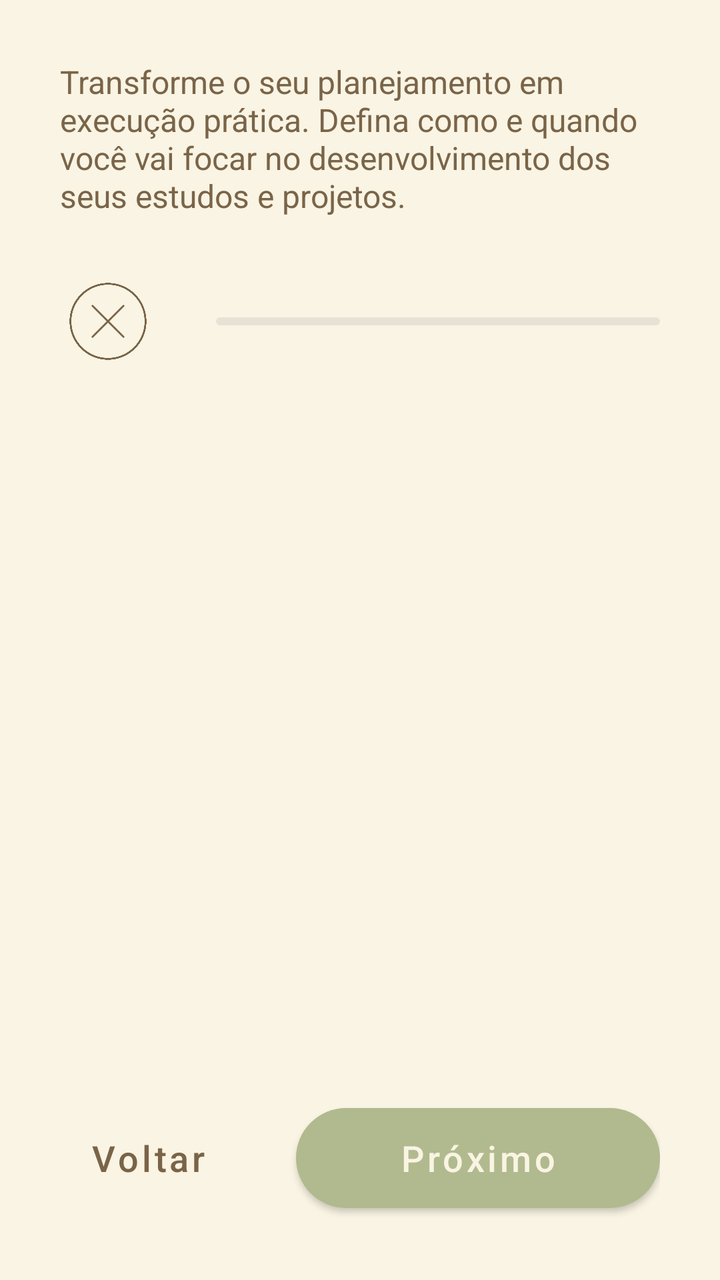
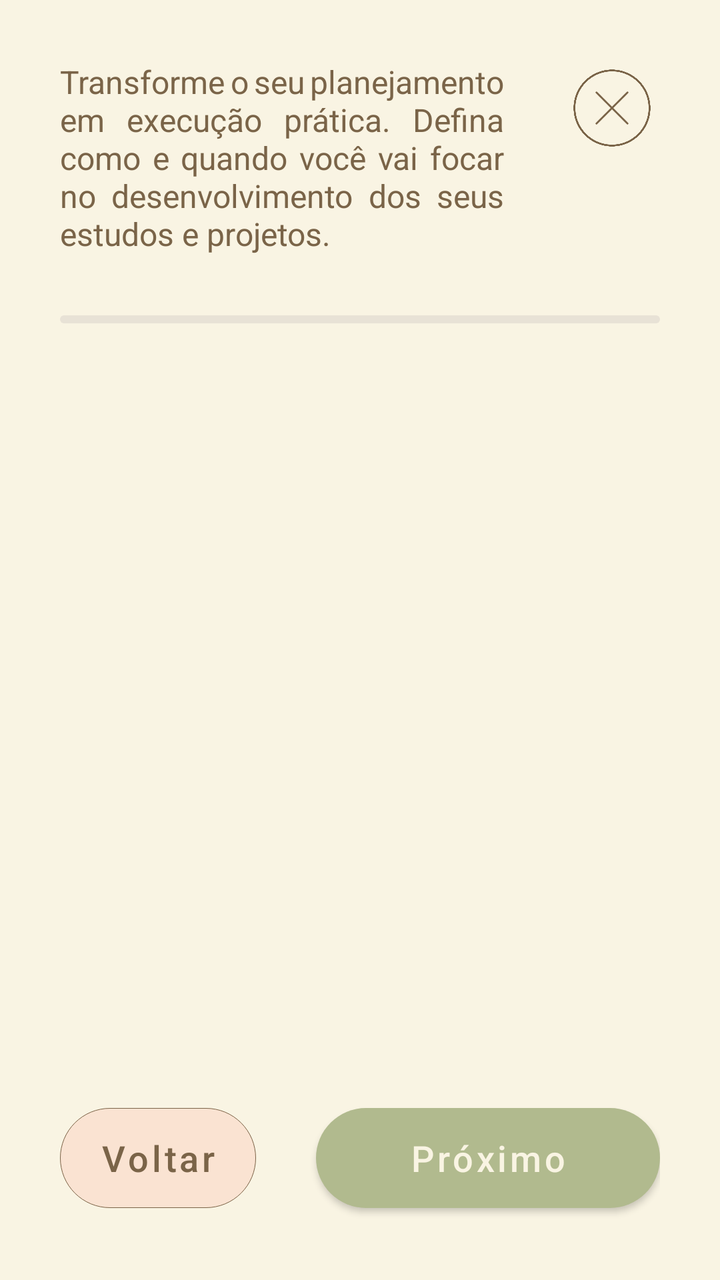

Screens rendered from an Android XML layout before and after an edit, with the pre-edit source and the edit as a unified diff.
<!-- AndroidManifest.xml: application theme Theme.Orbi -->
<!-- res/layout/activity_create_cycle.xml -->
<?xml version="1.0" encoding="utf-8"?>
<androidx.constraintlayout.widget.ConstraintLayout
    xmlns:android="http://schemas.android.com/apk/res/android"
    xmlns:app="http://schemas.android.com/apk/res-auto"
    xmlns:tools="http://schemas.android.com/tools"
    android:layout_width="match_parent"
    android:layout_height="match_parent"
    android:background="@color/orbi_cream"
    tools:context=".ui.createcycle.CreateCycleActivity">


    


    


    

    <ImageButton
        android:id="@+id/btn_close"
        android:layout_width="48dp"
        android:layout_height="48dp"
        android:layout_marginStart="30dp"
        android:background="?attr/selectableItemBackgroundBorderless"
        android:contentDescription="Fechar assistente"
        android:scaleType="centerInside"
        android:src="@drawable/ic_cancel"
        app:layout_constraintBottom_toBottomOf="@+id/progress_bar"
        app:layout_constraintStart_toStartOf="parent"
        app:layout_constraintTop_toTopOf="@+id/progress_bar"
        app:tint="@color/orbi_dark_brown" />

    <com.google.android.material.progressindicator.LinearProgressIndicator
        android:id="@+id/progress_bar"
        android:layout_width="0dp"
        android:layout_height="4dp"
        android:layout_marginHorizontal="20dp"
        android:layout_marginStart="30dp"
        android:layout_marginTop="50dp"
        android:layout_marginEnd="30dp"
        android:max="5"
        android:progress="1"
        app:indicatorColor="@color/orbi_olive"
        app:layout_constraintEnd_toEndOf="parent"
        app:layout_constraintHorizontal_bias="1.0"
        app:layout_constraintStart_toEndOf="@+id/btn_close"
        app:layout_constraintTop_toBottomOf="@+id/textView2"
        app:trackColor="#E8E2D6"
        app:trackCornerRadius="5dp" />

    <androidx.viewpager2.widget.ViewPager2
        android:id="@+id/view_pager"
        android:layout_width="0dp"
        android:layout_height="0dp"
        android:layout_marginTop="30dp"
        app:layout_constraintBottom_toTopOf="@+id/bottom_navigation_bar"
        app:layout_constraintEnd_toEndOf="parent"
        app:layout_constraintStart_toStartOf="parent"
        app:layout_constraintTop_toBottomOf="@+id/progress_bar" />


    
    <androidx.constraintlayout.widget.ConstraintLayout
        android:id="@+id/bottom_navigation_bar"
        android:layout_width="0dp"
        android:layout_height="wrap_content"
        android:background="@color/orbi_cream"
        android:paddingHorizontal="30dp"
        android:paddingVertical="30dp"
        app:layout_constraintBottom_toBottomOf="parent"
        app:layout_constraintEnd_toEndOf="parent"
        app:layout_constraintStart_toStartOf="parent">


        
        <com.google.android.material.button.MaterialButton
            android:id="@+id/btn_back"
            style="@style/Widget.MaterialComponents.Button.TextButton"
            android:layout_width="wrap_content"
            android:layout_height="62dp"
            android:enabled="false"
            android:text="Voltar"
            android:textSize="18sp"
            android:textAllCaps="false"
            android:textColor="@color/orbi_dark_brown"
            app:layout_constraintBottom_toBottomOf="parent"
            app:layout_constraintStart_toStartOf="parent"
            app:layout_constraintTop_toTopOf="parent" />


        
        <com.google.android.material.button.MaterialButton
            android:id="@+id/btn_next"
            android:layout_width="0dp"
            android:layout_height="62dp"
            android:layout_marginStart="30dp"
            android:text="Próximo"
            android:textAllCaps="false"
            android:textColor="@color/orbi_cream"
            android:textSize="18sp"
            app:backgroundTint="@color/orbi_olive"
            app:cornerRadius="30dp"
            app:layout_constraintBottom_toBottomOf="parent"
            app:layout_constraintEnd_toEndOf="parent"
            app:layout_constraintHorizontal_bias="0.0"
            app:layout_constraintStart_toEndOf="@+id/btn_back"
            app:layout_constraintTop_toTopOf="parent"
            app:layout_constraintVertical_bias="0.0" />


    </androidx.constraintlayout.widget.ConstraintLayout>

    <TextView
        android:id="@+id/textView2"
        android:layout_width="0dp"
        android:layout_height="wrap_content"
        android:layout_marginStart="30dp"
        android:layout_marginTop="30dp"
        android:layout_marginEnd="30dp"
        android:text="Transforme o seu planejamento em execução prática. Defina como e quando você vai focar no desenvolvimento dos seus estudos e projetos."
        android:textColor="@color/orbi_dark_brown"
        android:textSize="16sp"
        app:layout_constraintEnd_toEndOf="parent"
        app:layout_constraintStart_toStartOf="parent"
        app:layout_constraintTop_toTopOf="parent" />


</androidx.constraintlayout.widget.ConstraintLayout>
<!-- resources referenced by this layout -->
<resources>
  <color name="orbi_cream">#F9F4E3</color>
  <color name="orbi_dark_brown">#7A6448</color>
  <color name="orbi_olive">#B1BA8E</color>
  <!-- drawable ic_cancel: png bitmap (drawable, 23396 bytes) -->
  <style name="Theme.Orbi" parent="Theme.MaterialComponents.Light.NoActionBar">
  
  
          <item name="colorPrimary">@color/orbi_dark_brown</item>
          <item name="colorPrimaryVariant">@color/orbi_olive</item>
          <item name="colorOnPrimary">@color/orbi_white</item>
          <item name="colorSecondary">@color/orbi_olive</item>
          <item name="colorSecondaryVariant">@color/orbi_light_olive</item>
          <item name="colorOnSecondary">@color/orbi_white</item>
  
  
          
          <item name="android:statusBarColor">@color/orbi_cream</item>
          <item name="android:windowLightStatusBar">true</item>
  
  
          
          <item name="android:navigationBarColor">@color/orbi_cream</item>
          <item name="android:windowLightNavigationBar" tools:targetApi="o_mr1">true</item>
  
  
      </style>
  <color name="orbi_white">#FFFFFF</color>
  <color name="orbi_light_olive">#D4DDB1</color>
</resources>

<!-- the commit's change to res/layout/activity_create_cycle.xml (unified diff, before → after) -->
@@ -21,14 +21,14 @@
         android:id="@+id/btn_close"
         android:layout_width="48dp"
         android:layout_height="48dp"
-        android:layout_marginStart="30dp"
+        android:layout_marginTop="30dp"
+        android:layout_marginEnd="30dp"
         android:background="?attr/selectableItemBackgroundBorderless"
         android:contentDescription="Fechar assistente"
         android:scaleType="centerInside"
         android:src="@drawable/ic_cancel"
-        app:layout_constraintBottom_toBottomOf="@+id/progress_bar"
-        app:layout_constraintStart_toStartOf="parent"
-        app:layout_constraintTop_toTopOf="@+id/progress_bar"
+        app:layout_constraintEnd_toEndOf="parent"
+        app:layout_constraintTop_toTopOf="parent"
         app:tint="@color/orbi_dark_brown" />
 
     <com.google.android.material.progressindicator.LinearProgressIndicator
@@ -37,18 +37,19 @@
         android:layout_height="4dp"
         android:layout_marginHorizontal="20dp"
         android:layout_marginStart="30dp"
-        android:layout_marginTop="50dp"
+        android:layout_marginTop="30dp"
         android:layout_marginEnd="30dp"
         android:max="5"
         android:progress="1"
         app:indicatorColor="@color/orbi_olive"
         app:layout_constraintEnd_toEndOf="parent"
-        app:layout_constraintHorizontal_bias="1.0"
-        app:layout_constraintStart_toEndOf="@+id/btn_close"
+        app:layout_constraintStart_toStartOf="parent"
         app:layout_constraintTop_toBottomOf="@+id/textView2"
         app:trackColor="#E8E2D6"
         app:trackCornerRadius="5dp" />
 
+
+    
     <androidx.viewpager2.widget.ViewPager2
         android:id="@+id/view_pager"
         android:layout_width="0dp"
@@ -56,11 +57,10 @@
         android:layout_marginTop="30dp"
         app:layout_constraintBottom_toTopOf="@+id/bottom_navigation_bar"
         app:layout_constraintEnd_toEndOf="parent"
+        app:layout_constraintHorizontal_bias="0.0"
         app:layout_constraintStart_toStartOf="parent"
         app:layout_constraintTop_toBottomOf="@+id/progress_bar" />
 
-
-    
     <androidx.constraintlayout.widget.ConstraintLayout
         android:id="@+id/bottom_navigation_bar"
         android:layout_width="0dp"
@@ -73,20 +73,23 @@
         app:layout_constraintStart_toStartOf="parent">
 
 
-        
         <com.google.android.material.button.MaterialButton
             android:id="@+id/btn_back"
-            style="@style/Widget.MaterialComponents.Button.TextButton"
             android:layout_width="wrap_content"
             android:layout_height="62dp"
             android:enabled="false"
             android:text="Voltar"
-            android:textSize="18sp"
             android:textAllCaps="false"
             android:textColor="@color/orbi_dark_brown"
+            android:textSize="18sp"
+            app:backgroundTint="@color/orbi_sand"
+            app:cornerRadius="30dp"
+            android:paddingStart="20dp"
+            android:paddingEnd="20dp"
             app:layout_constraintBottom_toBottomOf="parent"
             app:layout_constraintStart_toStartOf="parent"
-            app:layout_constraintTop_toTopOf="parent" />
+            app:strokeColor="@color/orbi_dark_brown"
+            app:strokeWidth="0.1dp" />
 
 
         
@@ -118,10 +121,12 @@
         android:layout_marginStart="30dp"
         android:layout_marginTop="30dp"
         android:layout_marginEnd="30dp"
+        android:justificationMode="inter_word"
         android:text="Transforme o seu planejamento em execução prática. Defina como e quando você vai focar no desenvolvimento dos seus estudos e projetos."
         android:textColor="@color/orbi_dark_brown"
         android:textSize="16sp"
         app:layout_constraintEnd_toEndOf="parent"
+        app:layout_constraintEnd_toStartOf="@+id/btn_close"
         app:layout_constraintStart_toStartOf="parent"
         app:layout_constraintTop_toTopOf="parent" />
 
<!-- resource entries referenced after the edit -->
@@ -3,6 +3,7 @@
   <color name="orbi_cream">#F9F4E3</color>
   <color name="orbi_dark_brown">#7A6448</color>
   <color name="orbi_olive">#B1BA8E</color>
+  <color name="orbi_sand">#FAE3D2</color>
   <!-- drawable ic_cancel: png bitmap (drawable, 23396 bytes) -->
   <style name="Theme.Orbi" parent="Theme.MaterialComponents.Light.NoActionBar">
   
